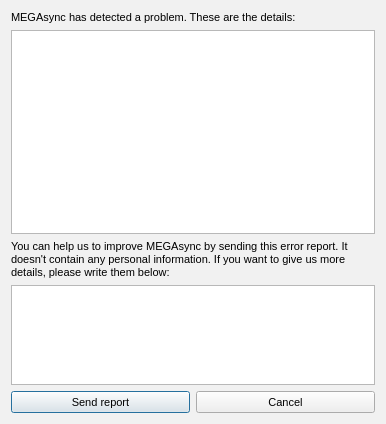
This is src/MEGASync/gui/linux/CrashReportDialog.ui in meganz/MEGAsync as Qt 5 draws it before an edit. The edited form follows.
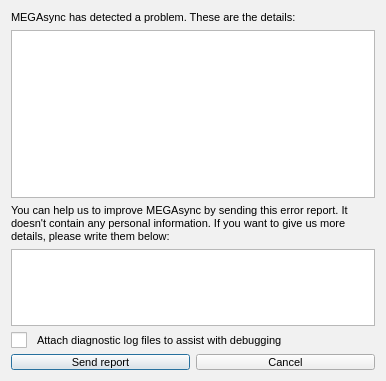
This is the edited form.

Commit message: Support to send logs from crash report: + Add ts and has fields to report + Manage log rotation, preparation and send to support inbox + Adapt dialog to provide checkbox to send logs

```diff
--- a/src/MEGASync/gui/linux/CrashReportDialog.ui
+++ b/src/MEGASync/gui/linux/CrashReportDialog.ui
@@ -7,7 +7,7 @@
     <x>0</x>
     <y>0</y>
     <width>386</width>
-    <height>424</height>
+    <height>381</height>
    </rect>
   </property>
   <property name="windowTitle">
@@ -84,6 +84,18 @@
      </property>
     </widget>
    </item>
+   <item>
+    <widget class="QCheckBox" name="cLogs">
+     <property name="styleSheet">
+      <string notr="true">QCheckBox{
+spacing:10px;
+}</string>
+     </property>
+     <property name="text">
+      <string>Attach diagnostic log files to assist with debugging</string>
+     </property>
+    </widget>
+   </item>
    <item>
     <widget class="QWidget" name="bLayout" native="true">
      <property name="maximumSize">
```
The commit also changes 12 other files.
